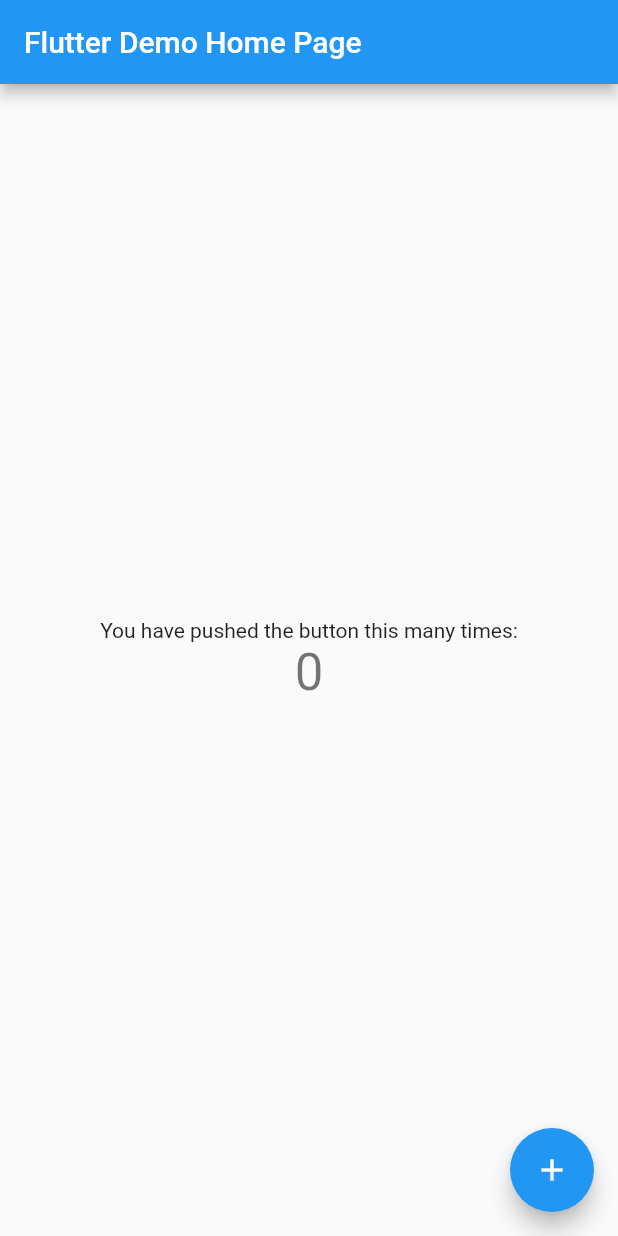
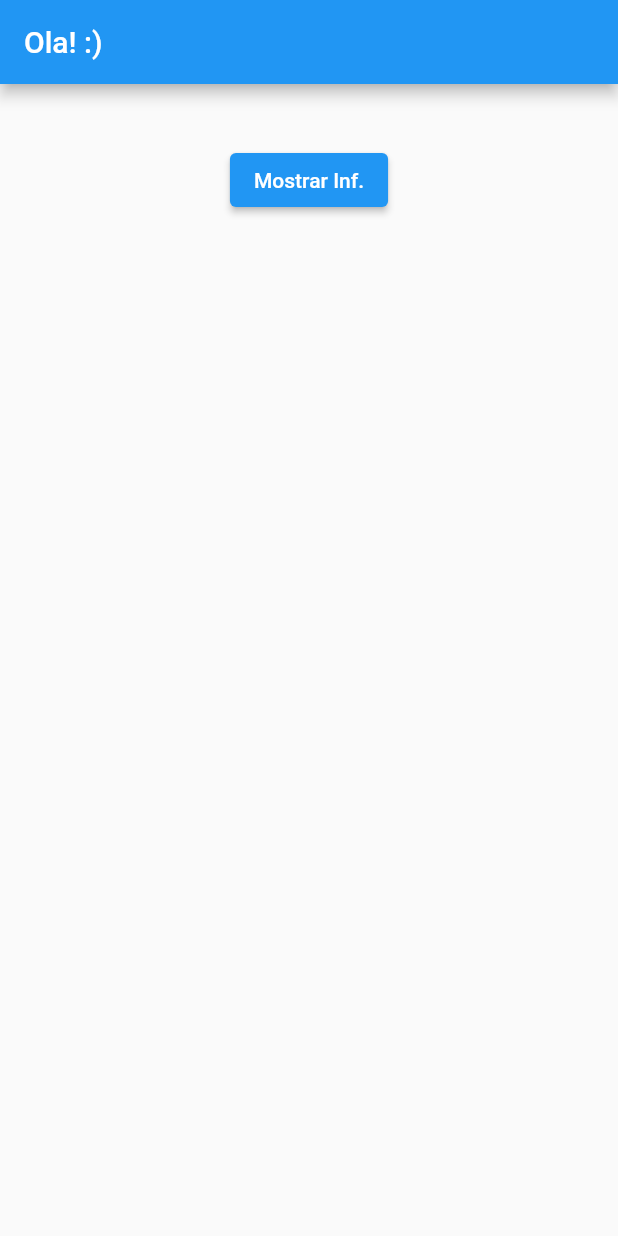
Before and after one commit to Pedrof13/teste, a Flutter app: the screen it shows after launch, on a phone screen of 412 x 824 dp. Run offline on Flutter 3.47's test engine with Material 2 defaults, Android fonts, the light colour scheme and no system bars.

Commit message:
atualização feita às 16:35 no dia 16/02/2023

```diff
--- /dev/null
+++ b/lib/constants/app_constants.dart
@@ -0,0 +1,6 @@
+
+
+library app_constants;
+
+const internal_link = "http://10.0.10.139:5000/api/";
+const external_link = "https://api.neivacor.pt/api/";
--- a/lib/main.dart
+++ b/lib/main.dart
@@ -1,4 +1,6 @@
 import 'package:flutter/material.dart';
+import 'package:teste/InfUsers.dart';
+
 
 void main() {
   runApp(const MyApp());
@@ -7,24 +9,16 @@
 class MyApp extends StatelessWidget {
   const MyApp({super.key});
 
-  // This widget is the root of your application.
+
   @override
   Widget build(BuildContext context) {
     return MaterialApp(
-      title: 'Flutter Demo',
+      title: 'teste',
+      debugShowCheckedModeBanner: false,
       theme: ThemeData(
-        // This is the theme of your application.
-        //
-        // Try running your application with "flutter run". You'll see the
-        // application has a blue toolbar. Then, without quitting the app, try
-        // changing the primarySwatch below to Colors.green and then invoke
-        // "hot reload" (press "r" in the console where you ran "flutter run",
-        // or simply save your changes to "hot reload" in a Flutter IDE).
-        // Notice that the counter didn't reset back to zero; the application
-        // is not restarted.
         primarySwatch: Colors.blue,
       ),
-      home: const MyHomePage(title: 'Flutter Demo Home Page'),
+      home: const MyHomePage(title: 'Ola! :)'),
     );
   }
 }
@@ -32,14 +26,6 @@
 class MyHomePage extends StatefulWidget {
   const MyHomePage({super.key, required this.title});
 
-  // This widget is the home page of your application. It is stateful, meaning
-  // that it has a State object (defined below) that contains fields that affect
-  // how it looks.
-
-  // This class is the configuration for the state. It holds the values (in this
-  // case the title) provided by the parent (in this case the App widget) and
-  // used by the build method of the State. Fields in a Widget subclass are
-  // always marked "final".
 
   final String title;
 
@@ -48,68 +34,51 @@
 }
 
 class _MyHomePageState extends State<MyHomePage> {
-  int _counter = 0;
 
-  void _incrementCounter() {
-    setState(() {
-      // This call to setState tells the Flutter framework that something has
-      // changed in this State, which causes it to rerun the build method below
-      // so that the display can reflect the updated values. If we changed
-      // _counter without calling setState(), then the build method would not be
-      // called again, and so nothing would appear to happen.
-      _counter++;
-    });
-  }
 
   @override
   Widget build(BuildContext context) {
-    // This method is rerun every time setState is called, for instance as done
-    // by the _incrementCounter method above.
-    //
-    // The Flutter framework has been optimized to make rerunning build methods
-    // fast, so that you can just rebuild anything that needs updating rather
-    // than having to individually change instances of widgets.
+
+
+
     return Scaffold(
       appBar: AppBar(
-        // Here we take the value from the MyHomePage object that was created by
-        // the App.build method, and use it to set our appbar title.
+
         title: Text(widget.title),
       ),
       body: Center(
-        // Center is a layout widget. It takes a single child and positions it
-        // in the middle of the parent.
+
         child: Column(
-          // Column is also a layout widget. It takes a list of children and
-          // arranges them vertically. By default, it sizes itself to fit its
-          // children horizontally, and tries to be as tall as its parent.
-          //
-          // Invoke "debug painting" (press "p" in the console, choose the
-          // "Toggle Debug Paint" action from the Flutter Inspector in Android
-          // Studio, or the "Toggle Debug Paint" command in Visual Studio Code)
-          // to see the wireframe for each widget.
-          //
-          // Column has various properties to control how it sizes itself and
-          // how it positions its children. Here we use mainAxisAlignment to
-          // center the children vertically; the main axis here is the vertical
-          // axis because Columns are vertical (the cross axis would be
-          // horizontal).
-          mainAxisAlignment: MainAxisAlignment.center,
+
+          mainAxisAlignment: MainAxisAlignment.start,
           children: <Widget>[
-            const Text(
-              'You have pushed the button this many times:',
+
+            const SizedBox(
+              height: 40,
             ),
-            Text(
-              '$_counter',
-              style: Theme.of(context).textTheme.headline4,
-            ),
+
+            ElevatedButton(
+                onPressed: (){
+
+                  Navigator.push(
+                    context,
+                    MaterialPageRoute(builder: (context) => InfUsers()),
+
+                  );
+                },
+                child: const Text("Mostrar Inf.")),
+
+
+
+
+
+
           ],
         ),
       ),
-      floatingActionButton: FloatingActionButton(
-        onPressed: _incrementCounter,
-        tooltip: 'Increment',
-        child: const Icon(Icons.add),
-      ), // This trailing comma makes auto-formatting nicer for build methods.
     );
+
+
   }
+
 }
--- a/pubspec.yaml
+++ b/pubspec.yaml
@@ -36,6 +36,7 @@
   # The following adds the Cupertino Icons font to your application.
   # Use with the CupertinoIcons class for iOS style icons.
   cupertino_icons: ^1.0.2
+  http: ^0.13.5
 
 dev_dependencies:
   flutter_test:
```
Also changed, not shown: lib/InfUsers.dart (added, +183 -0 lines), lib/classes/Getusers.dart (added, +40 -0 lines), pubspec.lock.
